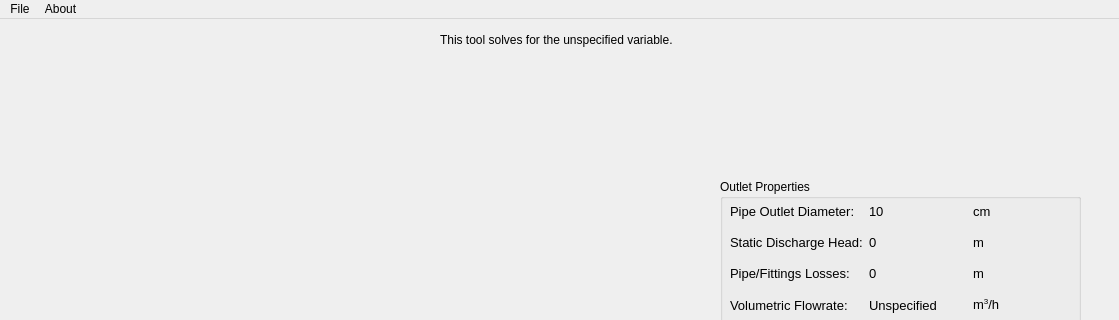
First picture: the form in src/pumpsolver/gui/forms/main_window.ui, repository NjabuloZimu/PumpsolverV1, before the edit; both pictures show x 0 to 1119 and y 0 to 320 of the 1119 by 669 pixel window.
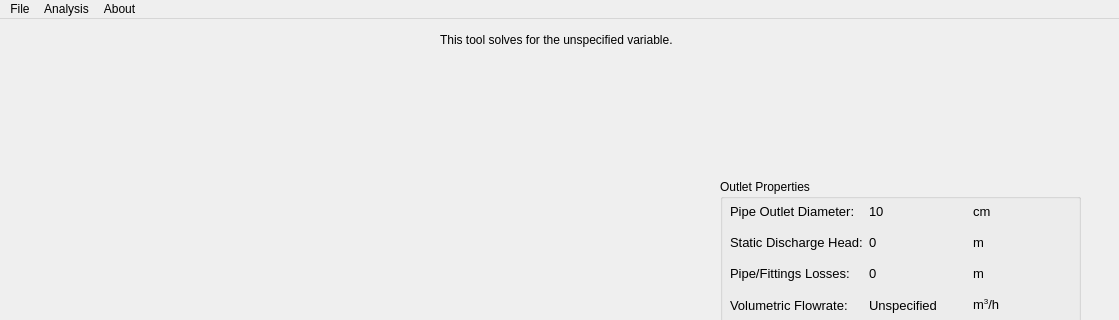
Second picture: the form after the edit. Icons and pictures are not drawn.

The edit to the form file:
```diff
--- a/src/pumpsolver/gui/forms/main_window.ui
+++ b/src/pumpsolver/gui/forms/main_window.ui
@@ -1092,6 +1092,12 @@
     <addaction name="actionSave" />
     <addaction name="actionExit" />
    </widget>
+   <widget class="QMenu" name="menuAnalysis">
+    <property name="title">
+     <string>Analysis</string>
+    </property>
+    <addaction name="actionParametric_Study" />
+   </widget>
    <widget class="QMenu" name="menuAbout_2">
     <property name="title">
      <string>About</string>
@@ -1099,6 +1105,7 @@
     <addaction name="actionAuthor" />
    </widget>
    <addaction name="menuFile" />
+   <addaction name="menuAnalysis" />
    <addaction name="menuAbout_2" />
   </widget>
   <action name="actionOpen">
```
Left out of the diff: 2 changed lines with no effect on the pictures.
